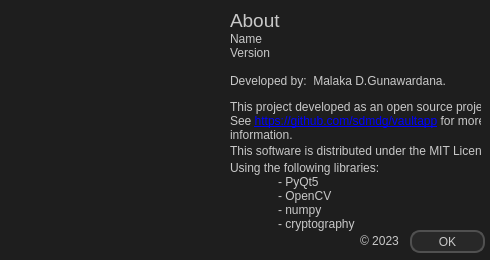
First picture: the form in ui/dlg_about.ui, repository sdmdg/vaultapp, before the edit.
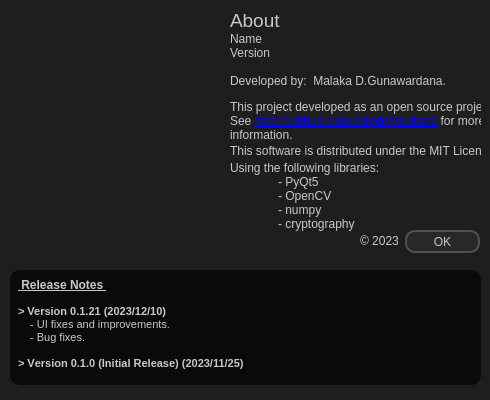
Second picture: the form after the edit.

Patch:
```diff
--- a/ui/dlg_about.ui
+++ b/ui/dlg_about.ui
@@ -7,7 +7,7 @@
     <x>0</x>
     <y>0</y>
     <width>490</width>
-    <height>260</height>
+    <height>400</height>
    </rect>
   </property>
   <property name="minimumSize">
@@ -19,7 +19,7 @@
   <property name="maximumSize">
    <size>
     <width>490</width>
-    <height>260</height>
+    <height>400</height>
    </size>
   </property>
   <property name="windowTitle">
@@ -99,7 +99,7 @@
   <widget class="QPushButton" name="btn_ok">
    <property name="geometry">
     <rect>
-     <x>410</x>
+     <x>405</x>
      <y>230</y>
      <width>75</width>
      <height>23</height>
@@ -211,6 +211,47 @@
     <string>This software is distributed under the MIT License.</string>
    </property>
   </widget>
+  <widget class="QTextEdit" name="release_notes">
+   <property name="enabled">
+    <bool>true</bool>
+   </property>
+   <property name="geometry">
+    <rect>
+     <x>10</x>
+     <y>270</y>
+     <width>471</width>
+     <height>115</height>
+    </rect>
+   </property>
+   <property name="styleSheet">
+    <string notr="true">color: rgb(200, 200, 200);
+background-color:rgb(10, 10, 10);
+border: 4px solid rgb(10, 10, 10);
+border-radius: 10px;</string>
+   </property>
+   <property name="verticalScrollBarPolicy">
+    <enum>Qt::ScrollBarAlwaysOff</enum>
+   </property>
+   <property name="horizontalScrollBarPolicy">
+    <enum>Qt::ScrollBarAlwaysOff</enum>
+   </property>
+   <property name="readOnly">
+    <bool>true</bool>
+   </property>
+   <property name="html">
+    <string>&lt;!DOCTYPE HTML PUBLIC &quot;-//W3C//DTD HTML 4.0//EN&quot; &quot;http://www.w3.org/TR/REC-html40/strict.dtd&quot;&gt;
+&lt;html&gt;&lt;head&gt;&lt;meta name=&quot;qrichtext&quot; content=&quot;1&quot; /&gt;&lt;style type=&quot;text/css&quot;&gt;
+p, li { white-space: pre-wrap; }
+&lt;/style&gt;&lt;/head&gt;&lt;body style=&quot; font-family:'MS Shell Dlg 2'; font-size:8.25pt; font-weight:400; font-style:normal;&quot;&gt;
+&lt;p style=&quot; margin-top:0px; margin-bottom:0px; margin-left:0px; margin-right:0px; -qt-block-indent:0; text-indent:0px;&quot;&gt;&lt;span style=&quot; font-size:9pt; font-weight:600; text-decoration: underline;&quot;&gt; Release Notes &lt;/span&gt;&lt;/p&gt;
+&lt;p style=&quot;-qt-paragraph-type:empty; margin-top:0px; margin-bottom:0px; margin-left:0px; margin-right:0px; -qt-block-indent:0; text-indent:0px; text-decoration: underline;&quot;&gt;&lt;br /&gt;&lt;/p&gt;
+&lt;p style=&quot; margin-top:0px; margin-bottom:0px; margin-left:0px; margin-right:0px; -qt-block-indent:0; text-indent:0px;&quot;&gt;&lt;span style=&quot; font-size:8pt; font-weight:600;&quot;&gt;&amp;gt; Version 0.1.21 (2023/12/10) &lt;/span&gt;&lt;/p&gt;
+&lt;p style=&quot; margin-top:0px; margin-bottom:0px; margin-left:0px; margin-right:0px; -qt-block-indent:0; text-indent:0px;&quot;&gt;    - UI fixes and improvements.&lt;/p&gt;
+&lt;p style=&quot; margin-top:0px; margin-bottom:0px; margin-left:0px; margin-right:0px; -qt-block-indent:0; text-indent:0px;&quot;&gt;    - Bug fixes.&lt;/p&gt;
+&lt;p style=&quot;-qt-paragraph-type:empty; margin-top:0px; margin-bottom:0px; margin-left:0px; margin-right:0px; -qt-block-indent:0; text-indent:0px;&quot;&gt;&lt;br /&gt;&lt;/p&gt;
+&lt;p style=&quot; margin-top:0px; margin-bottom:0px; margin-left:0px; margin-right:0px; -qt-block-indent:0; text-indent:0px;&quot;&gt;&lt;span style=&quot; font-size:8pt; font-weight:600;&quot;&gt;&amp;gt; V&lt;/span&gt;&lt;span style=&quot; font-weight:600;&quot;&gt;ersion 0.1.0 (Initial Release) (2023/11/25) &lt;/span&gt;&lt;/p&gt;&lt;/body&gt;&lt;/html&gt;</string>
+   </property>
+  </widget>
  </widget>
  <resources/>
  <connections/>
```
